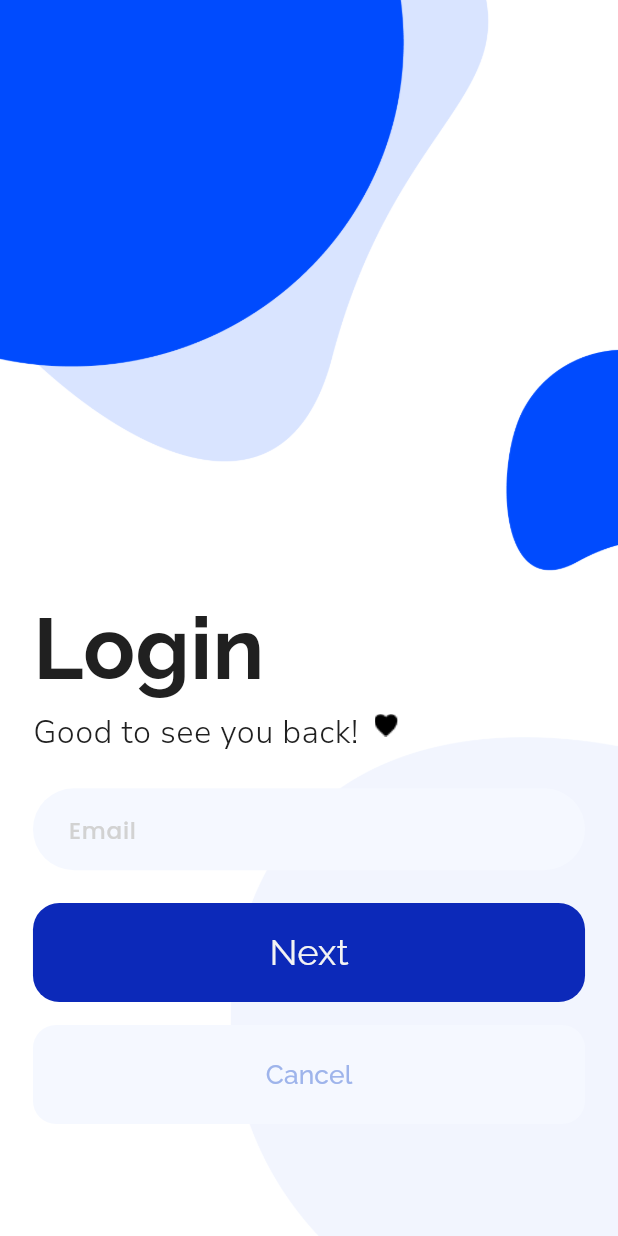
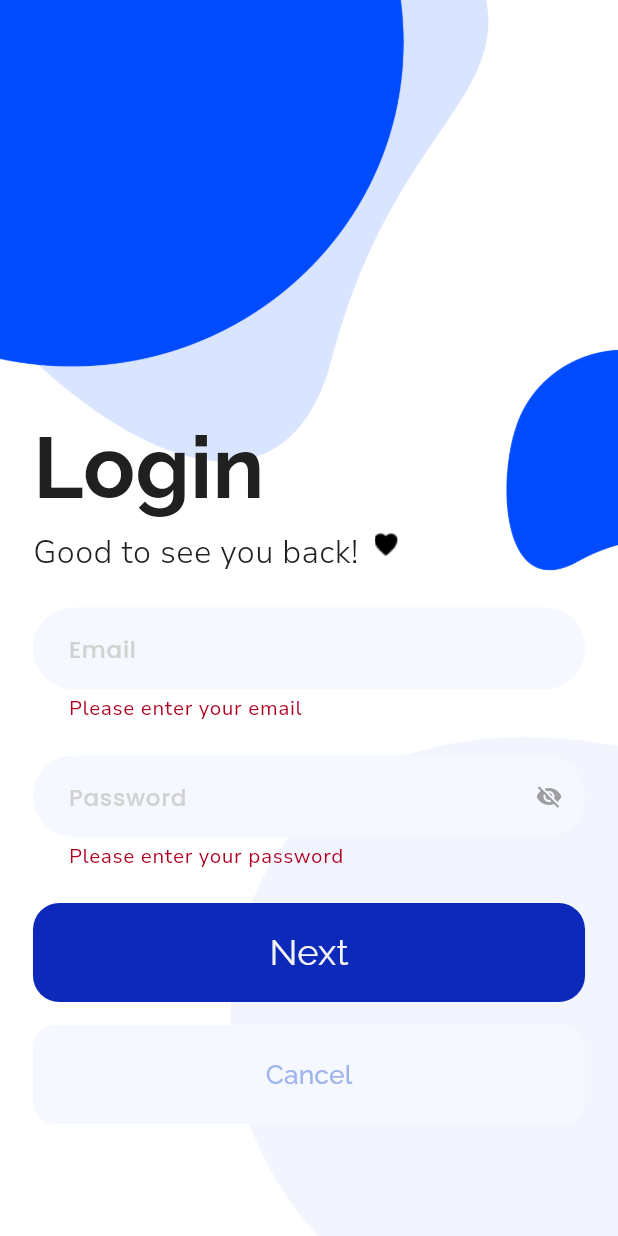
Before and after one commit to hoailuong123/AlamodeApp, a Flutter app: the LoginScreen screen opened by its route, after a tap on "Next", on a phone screen of 412 x 824 dp. Run offline on Flutter 3.47's test engine with Material 3 defaults, Android fonts, the phone set to English and light mode, and no system bars; our stand-ins replace cached_network_image, connectivity_plus, flutter_rating_bar, flutter_svg, flutter_svg_provider, pin_code_fields and 1 more; missing offline and left inert: carousel_slider_plus, country_pickers, responsive_grid_list.

Commit message:
feat: password_screent

```diff
--- a/lib/presentation/login_screen/login_screen.dart
+++ b/lib/presentation/login_screen/login_screen.dart
@@ -1,3 +1,5 @@
+import 'package:http/http.dart' as http;
+import 'dart:convert';
 import 'package:alamodeapp/theme/custom_text_style.dart';
 import 'package:flutter/material.dart';
 import '/core/app_export.dart';
@@ -8,6 +10,7 @@ class LoginScreen extends StatelessWidget {
   LoginScreen({Key? key}) : super(key: key);
 
   TextEditingController emailController = TextEditingController();
+  TextEditingController passwordController = TextEditingController();
   GlobalKey<FormState> _formKey = GlobalKey<FormState>();
 
   @override
@@ -107,11 +110,63 @@ class LoginScreen extends StatelessWidget {
             },
           ),
           SizedBox(height: 20.h),
+          CustomTextFormField(
+            controller: passwordController,
+            hintText: "Password",
+            textInputAction: TextInputAction.done,
+            textInputType: TextInputType.visiblePassword,
+            contentPadding: EdgeInsets.fromLTRB(18.h, 14.h, 18.h, 12.h),
+            borderDecoration: TextFormFieldStyleHelper.fillGray,
+            fillColor: appTheme.gray5001,
+            obscureText: true,
+            validator: (value) {
+              if (value!.isEmpty) {
+                return "Please enter your password";
+              }
+              return null;
+            },
+          ),
+          SizedBox(height: 20.h),
           CustomElevatedButton(
             height: 60.h,
             text: "Next",
             buttonStyle: CustomButtonStyles.fillPrimary,
             buttonTextStyle: CustomTextStyles.titleLargeNunitoSansGray10001,
+            onPressed: () async {
+              final email = emailController.text;
+              final password = passwordController.text;
+
+              if (_formKey.currentState!.validate()) {
+                final response = await http.post(
+                  Uri.parse('http://127.0.0.1:8000/api/login/'),
+                  headers: <String, String>{
+                    'Content-Type': 'application/json; charset=UTF-8',
+                  },
+                  body: jsonEncode(<String, String>{
+                    'username': email,
+                    'password': password,
+                  }),
+                );
+
+                if (response.statusCode == 200) {
+                  final responseData = jsonDecode(response.body);
+                  if (responseData['role'] != null) {
+                    // Handle successful login
+                    Navigator.pushNamed(context, AppRoutes.shopScreen);
+                  } else {
+                    // Handle login error
+                    ScaffoldMessenger.of(context).showSnackBar(
+                      SnackBar(content: Text('Username or password is incorrect')),
+                    );
+                  }
+                } else {
+                  // Handle login error
+                  ScaffoldMessenger.of(context).showSnackBar(
+                    SnackBar(content: Text('Login failed')),
+                  );
+                }
+              }
+            },
           ),
           SizedBox(height: 14.h),
           CustomElevatedButton(
```
